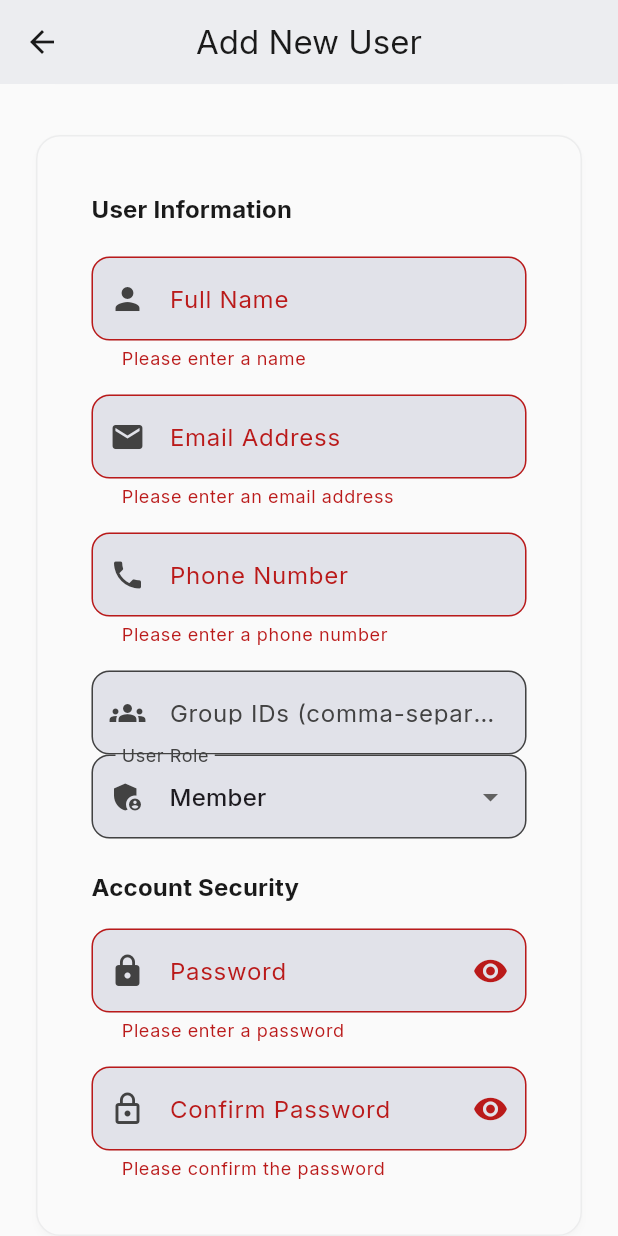
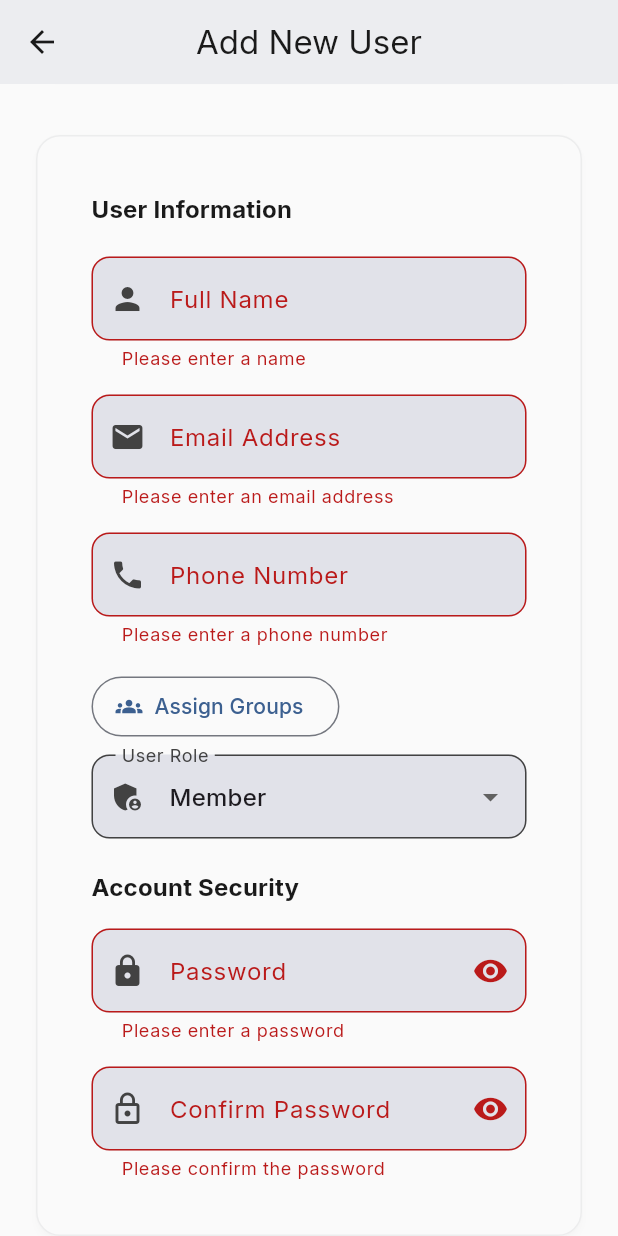
Before and after one commit to SingasonSimon/dmgrs, a Flutter app: the AdminAddUserScreen screen opened directly, scrolled down 176 dp, after a tap on "Create User", on a phone screen of 412 x 824 dp. Run offline on Flutter 3.47's test engine with Material 3 defaults, Android fonts, the phone set to English and light mode, and no system bars; our stand-ins replace cloud_firestore, firebase_auth, firebase_core, firebase_messaging, flutter_local_notifications, google_fonts and 4 more; accounts and stored records are empty.

Commit message:
Refactor admin user addition screen to replace group ID text input with a group selection button and chips for better user experience; implement group picker dialog for assigning groups.

```diff
--- a/lib/providers/contribution_provider.dart
+++ b/lib/providers/contribution_provider.dart
@@ -286,7 +286,6 @@ class ContributionProvider with ChangeNotifier {
       }
 
       final contributionId = AppHelpers.generateRandomId();
-      final now = DateTime.now();
       final dueDate = DateTime(now.year, now.month + 1, 1);
 
       final contribution = ContributionModel(
--- a/lib/screens/admin/admin_add_user_screen.dart
+++ b/lib/screens/admin/admin_add_user_screen.dart
@@ -22,7 +22,7 @@ class _AdminAddUserScreenState extends State<AdminAddUserScreen> {
   final _phoneController = TextEditingController();
   final _passwordController = TextEditingController();
   final _confirmPasswordController = TextEditingController();
-  final _groupIdsController = TextEditingController();
+  List<String> _selectedGroupIds = [];
 
   String _selectedRole = AppConstants.memberRole;
   bool _isLoading = false;
@@ -38,7 +38,6 @@ class _AdminAddUserScreenState extends State<AdminAddUserScreen> {
     _phoneController.dispose();
     _passwordController.dispose();
     _confirmPasswordController.dispose();
-    _groupIdsController.dispose();
     super.dispose();
   }
 
@@ -218,17 +217,26 @@ class _AdminAddUserScreenState extends State<AdminAddUserScreen> {
             ),
             const SizedBox(height: 16),
 
-            // Groups (comma-separated IDs for now)
-            TextFormField(
-              controller: _groupIdsController,
-              decoration: InputDecoration(
-                labelText: 'Group IDs (comma-separated)',
-                prefixIcon: const Icon(Icons.groups),
-                border: OutlineInputBorder(
-                  borderRadius: BorderRadius.circular(12),
-                ),
-                hintText: 'e.g. g1, g2',
-              ),
+            // Groups selector
+            OutlinedButton.icon(
+              onPressed: _openGroupPicker,
+              icon: const Icon(Icons.groups),
+              label: const Text('Assign Groups'),
+            ),
+            const SizedBox(height: 8),
+            Wrap(
+              spacing: 6,
+              runSpacing: -8,
+              children: _selectedGroupIds
+                  .map((id) => Chip(
+                        label: Text(id),
+                        onDeleted: () {
+                          setState(() {
+                            _selectedGroupIds.remove(id);
+                          });
+                        },
+                      ))
+                  .toList(),
             ),
 
             // Role Selection
@@ -419,11 +427,7 @@ class _AdminAddUserScreenState extends State<AdminAddUserScreen> {
           role: _selectedRole,
           joinedAt: DateTime.now(),
           status: 'active',
-          groupIds: _groupIdsController.text
-              .split(',')
-              .map((e) => e.trim())
-              .where((e) => e.isNotEmpty)
-              .toList(),
+          groupIds: _selectedGroupIds,
         );
 
         await FirestoreService.createUser(userModel);
@@ -457,4 +461,36 @@ class _AdminAddUserScreenState extends State<AdminAddUserScreen> {
       }
     }
   }
+
+  Future<void> _openGroupPicker() async {
+    // Simple input dialog placeholder: accept comma-separated IDs
+    final controller = TextEditingController(text: _selectedGroupIds.join(', '));
+    await showDialog(
+      context: context,
+      builder: (ctx) => AlertDialog(
+        title: const Text('Assign Groups'),
+        content: TextField(
+          controller: controller,
+          decoration: const InputDecoration(hintText: 'e.g. g1, g2'),
+        ),
+        actions: [
+          TextButton(onPressed: () => Navigator.pop(ctx), child: const Text('Cancel')),
+          ElevatedButton(
+            onPressed: () {
+              final ids = controller.text
+                  .split(',')
+                  .map((e) => e.trim())
+                  .where((e) => e.isNotEmpty)
+                  .toList();
+              setState(() {
+                _selectedGroupIds = ids;
+              });
+              Navigator.pop(ctx);
+            },
+            child: const Text('Save'),
+          ),
+        ],
+      ),
+    );
+  }
 }
```
Also changed, not shown: lib/screens/member/member_home_screen.dart (+8 -0 lines).
